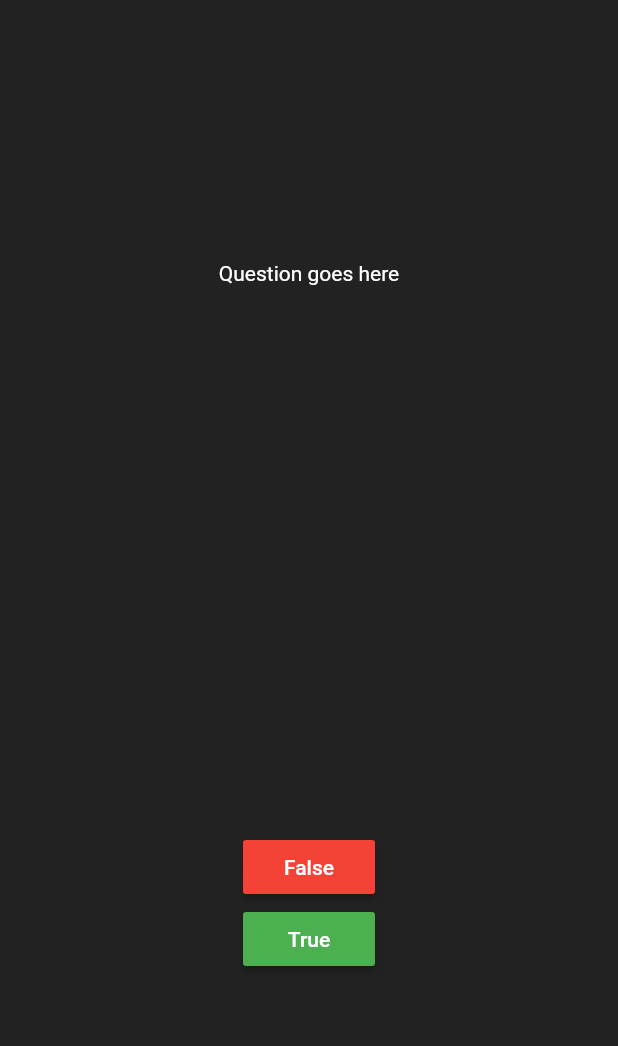
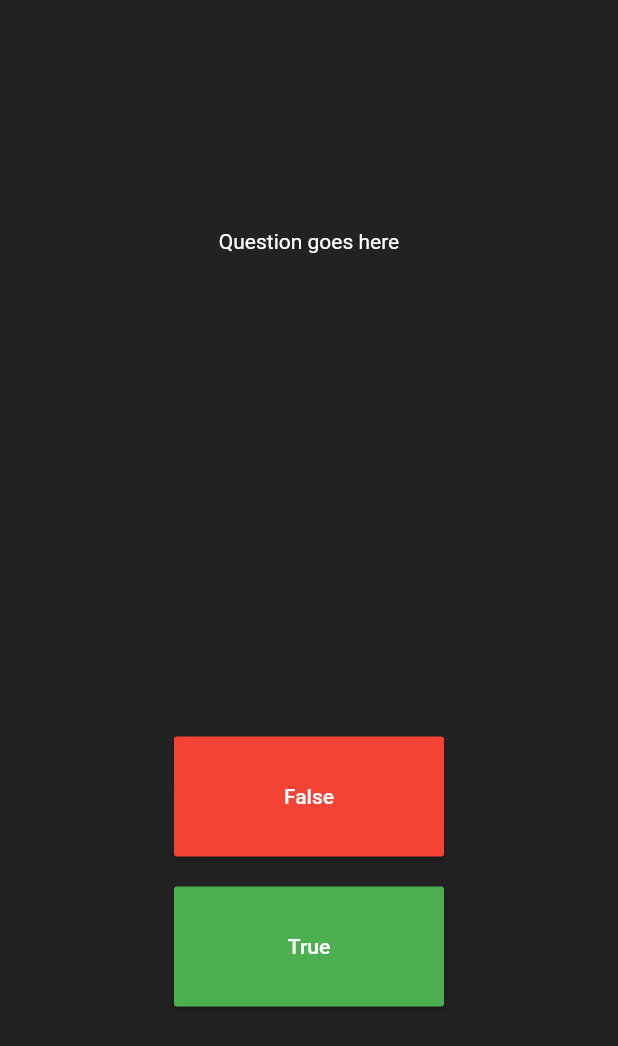
Before and after one commit to Nuri801/quiz_app, a Flutter app: the screen it shows after launch, on a phone screen of 412 x 824 dp. Shown: the top 1046 px of the screen. Run offline on Flutter 3.47's test engine with Material 2 defaults, Android fonts, the phone set to English and light mode, and no system bars.

Commit message:
quiz_app basics

```diff
--- a/lib/main.dart
+++ b/lib/main.dart
@@ -48,15 +48,24 @@ class _QuestionsState extends State<Questions> {
             ),
             Column(
               children: [
-                MaterialButton(
+                SizedBox(
+                  width: 180,
+                  height: 80,
+                  child: MaterialButton(
                     onPressed: () {},
                     color: Colors.red,
                     child: Text('False', style: TextStyle(color: Colors.white),),
                   ),
-                MaterialButton(
+                ),
+                SizedBox(height: 20),
+                SizedBox(
+                  width: 180,
+                  height: 80,
+                  child: MaterialButton(
                     onPressed: () {},
                     color: Colors.green,
                     child: Text('True', style: TextStyle(color: Colors.white),),
+                  ),
                 ),
               ],
             )
```
Lines whose indentation alone changed are shown as unchanged.
